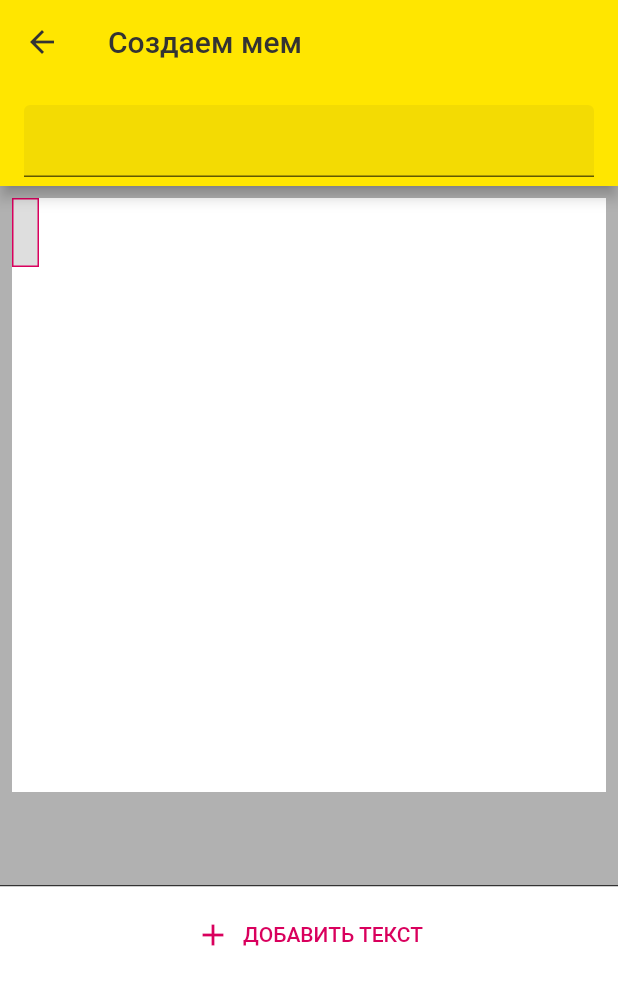
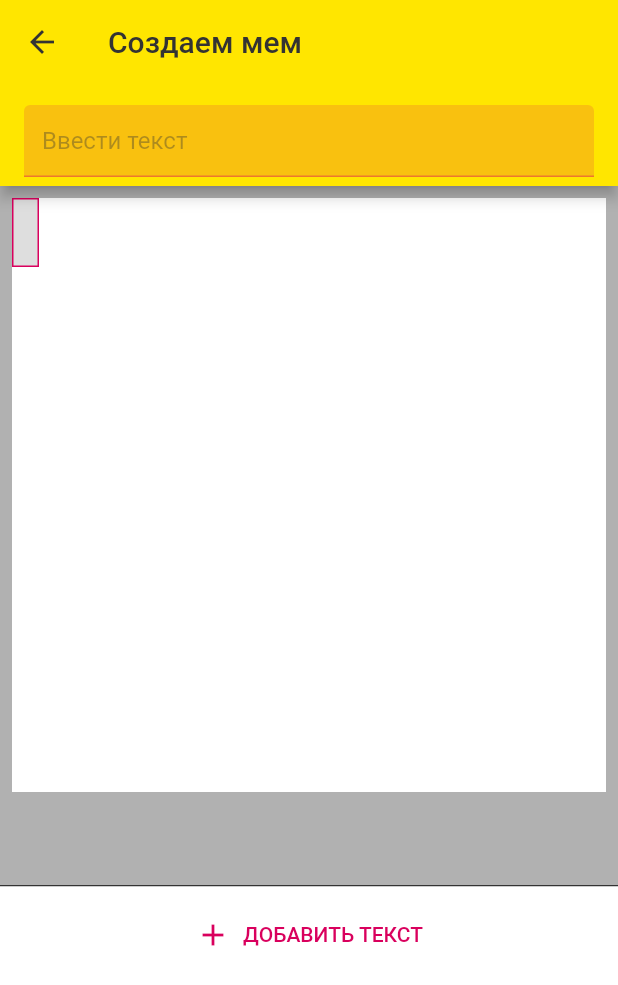
Before and after one commit to netherpyro/memegenerator, a Flutter app: the CreateMemePage screen opened directly, after a tap on "ДОБАВИТЬ ТЕКСТ", on a phone screen of 412 x 824 dp. Shown: the top 985 px of the screen. Run offline on Flutter 3.47's test engine with Material 2 defaults, Android fonts, the phone set to English and light mode, and no system bars; our stand-ins replace google_fonts, rxdart, stream_transform.

Commit message:
meme_hometask_1 (4)

```diff
--- a/lib/pages/create_meme_page.dart
+++ b/lib/pages/create_meme_page.dart
@@ -72,21 +72,29 @@ class _EditTextBarState extends State<EditTextBar> {
               if (selectedMemeText?.text != controller.text) {
                 final newText = selectedMemeText?.text ?? "";
                 controller.text = newText;
-                controller.selection =
-                    TextSelection.collapsed(offset: newText.length);
+                controller.selection = TextSelection.collapsed(offset: newText.length);
               }
+              final hasSelectedText = selectedMemeText != null;
               return TextField(
-                enabled: selectedMemeText != null,
+                enabled: hasSelectedText,
                 controller: controller,
                 onChanged: (text) {
-                  if (selectedMemeText != null) {
-                    bloc.changeMemeText(selectedMemeText.id, text);
+                  if (hasSelectedText) {
+                    bloc.changeMemeText(selectedMemeText!.id, text);
                   }
                 },
                 onEditingComplete: () => bloc.deselectMemeText(),
+                cursorColor: AppColors.fuchsia,
                 decoration: InputDecoration(
+                  hintText: hasSelectedText ? "Ввести текст" : "",
+                  hintStyle: TextStyle(fontSize: 16, color: AppColors.darkGrey38),
                   filled: true,
-                  fillColor: AppColors.darkGrey6,
+                  fillColor: hasSelectedText ? AppColors.fuchsia16 : AppColors.darkGrey6,
+                  focusColor: AppColors.fuchsia16,
+                  disabledBorder: UnderlineInputBorder(borderSide: BorderSide(color: AppColors.darkGrey38)),
+                  enabledBorder: UnderlineInputBorder(borderSide: BorderSide(color: AppColors.fuchsia38)),
+                  focusedBorder: UnderlineInputBorder(
+                      borderSide: BorderSide(color: AppColors.fuchsia, width: 2)),
                 ),
               );
             }));
@@ -157,9 +165,8 @@ class MemeCanvasWidget extends StatelessWidget {
                       (p0, p1) => MemeCanvasObject(p0, p1 as MemeText?),
                     ),
                 builder: (context, snapshot) {
-                  final MemeCanvasObject mco = snapshot.hasData
-                      ? snapshot.data!
-                      : MemeCanvasObject.emptyObject();
+                  final MemeCanvasObject mco =
+                      snapshot.hasData ? snapshot.data! : MemeCanvasObject.emptyObject();
                   return LayoutBuilder(builder: (context, constraints) {
                     return Stack(
                       children: mco.memeTexts
--- a/lib/resources/app_colors.dart
+++ b/lib/resources/app_colors.dart
@@ -5,6 +5,8 @@ class AppColors {
 
   static const lemon = Color(0xFFffe600);
   static const fuchsia = Color(0xFFd9005d);
+  static final fuchsia16 = Color.fromRGBO(fuchsia.red, fuchsia.green, fuchsia.blue, 0.16);
+  static final fuchsia38 = Color.fromRGBO(fuchsia.red, fuchsia.green, fuchsia.blue, 0.38);
   static const darkGrey = Color(0xFF333333);
   static final darkGrey6 = Color.fromRGBO(darkGrey.red, darkGrey.green, darkGrey.blue, 0.06);
   static final darkGrey16 = Color.fromRGBO(darkGrey.red, darkGrey.green, darkGrey.blue, 0.16);
```
